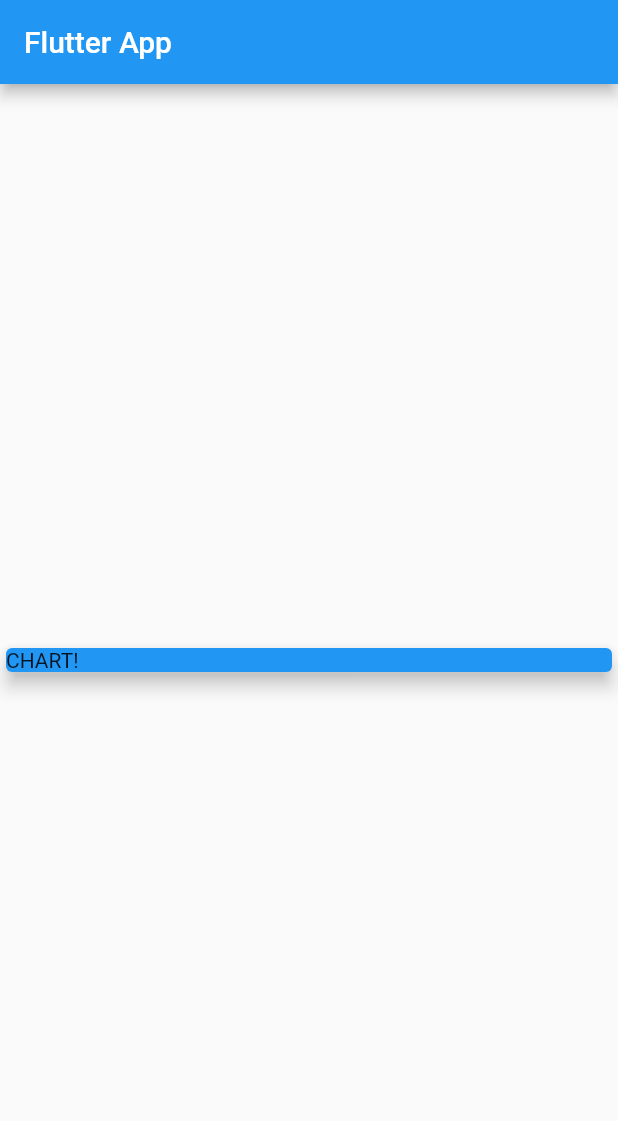
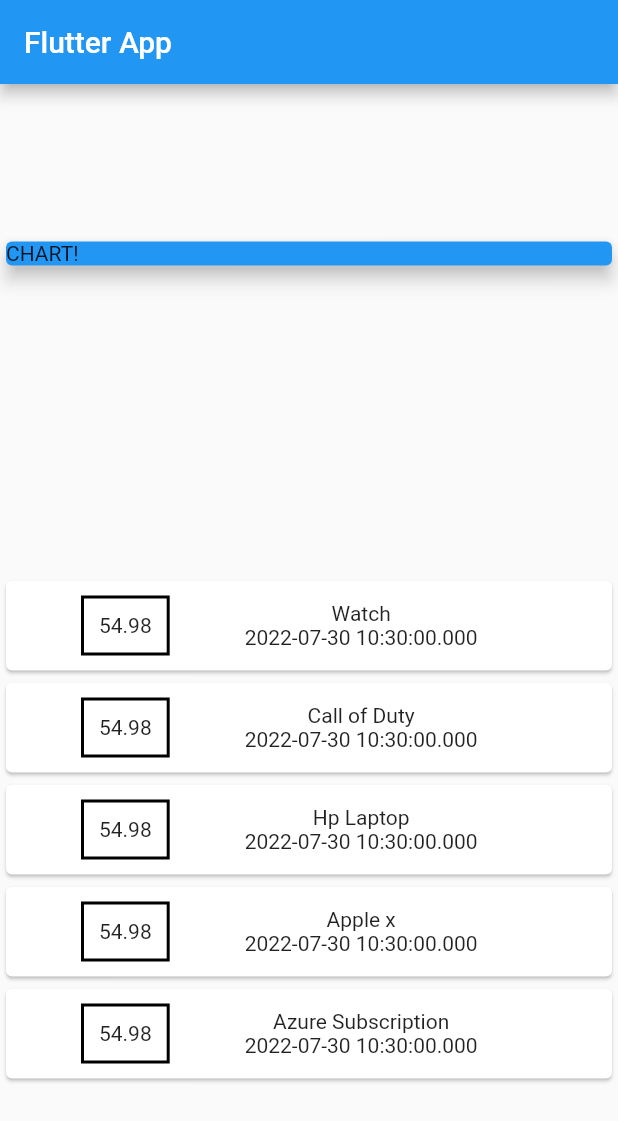
Before and after one commit to Avdunusinghe/Mobile-App-Development-Flutter, a Flutter app: the screen it shows after launch, on a phone screen of 412 x 824 dp. Shown: the top 1121 px of the screen. Run offline on Flutter 3.47's test engine with Material 2 defaults, Android fonts, the light colour scheme and no system bars.

Commit message:
Transaction Card view Implemented

```diff
--- a/expenses_mamanagement/lib/main.dart
+++ b/expenses_mamanagement/lib/main.dart
@@ -15,7 +15,18 @@ class MyApp extends StatelessWidget {
 
 class MyHomePage extends StatelessWidget {
   final List<Transaction> transactions = [
-    Transaction(id: 't1', title: "Watch", amount: 54.98, date: DateTime.now())
+    Transaction(id: 't1', title: "Watch", amount: 54.98, date: DateTime.now()),
+    Transaction(
+        id: 't2', title: "Call of Duty", amount: 54.98, date: DateTime.now()),
+    Transaction(
+        id: 't3', title: "Hp Laptop", amount: 54.98, date: DateTime.now()),
+    Transaction(
+        id: 't4', title: "Apple x", amount: 54.98, date: DateTime.now()),
+    Transaction(
+        id: 't5',
+        title: "Azure Subscription",
+        amount: 54.98,
+        date: DateTime.now())
   ];
   @override
   Widget build(BuildContext context) {
@@ -33,6 +44,29 @@ class MyHomePage extends StatelessWidget {
                 child: Text('CHART!'),
                 elevation: 5,
               ),
+            ),
+            Column(
+              children: transactions.map((e) {
+                return Card(
+                    child: Row(
+                  children: <Widget>[
+                    Container(
+                      margin:
+                          EdgeInsets.symmetric(vertical: 10, horizontal: 50),
+                      decoration: BoxDecoration(
+                          border: Border.all(color: Colors.black, width: 2)),
+                          padding: EdgeInsets.all(10),
+                      child: Text(e.amount.toString()),
+                    ),
+                    Column(
+                      children: <Widget>[
+                        Text(e.title),
+                        Text(e.date.toString())
+                      ],
+                    )
+                  ],
+                ));
+              }).toList(),
             )
           ],
         ));
```
